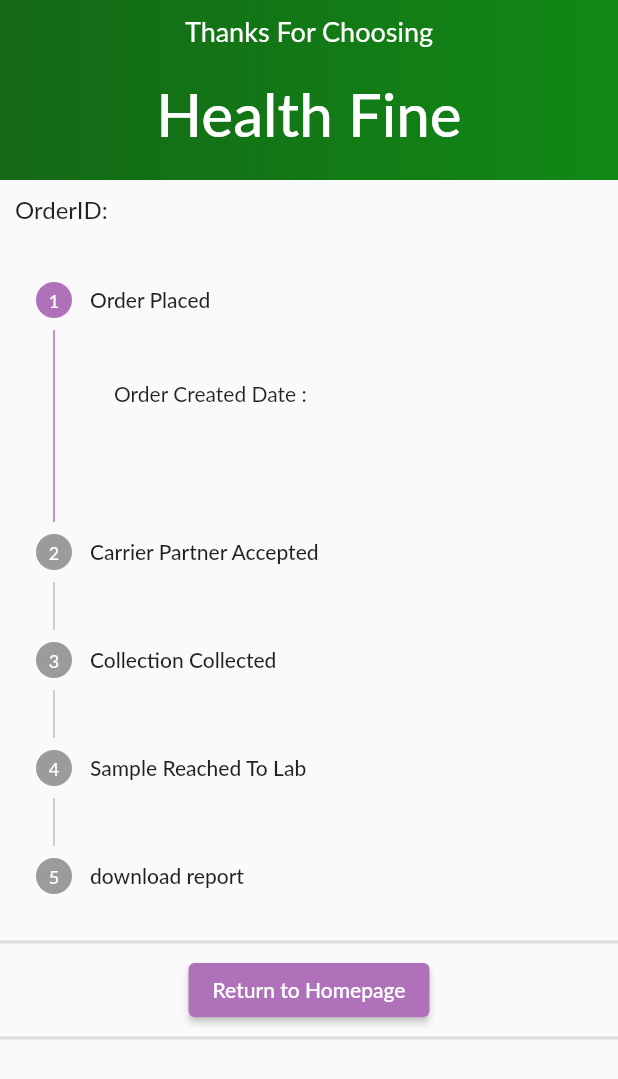
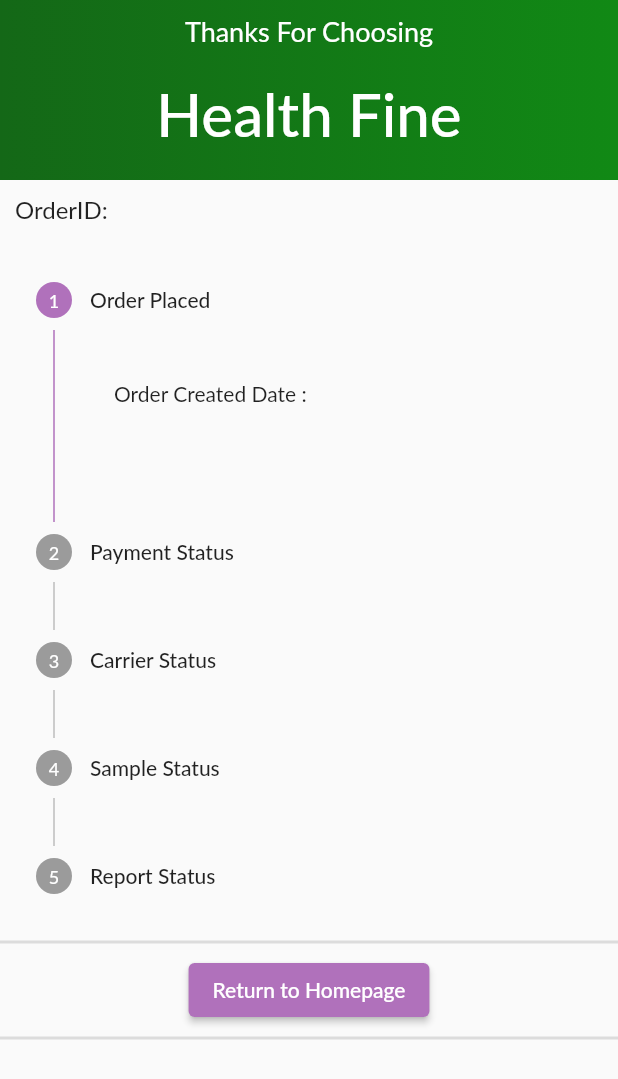
Before and after one commit to vineeth862/SampleApplication, a Flutter app: the OrderTrackingScreen screen opened directly with empty values, on a phone screen of 412 x 824 dp. Shown: the top 1079 px of the screen. Run offline on Flutter 3.47's test engine with Material 2 defaults, Android fonts, the phone set to English and light mode, and no system bars; our stand-ins replace carousel_indicator, carousel_slider, cloud_firestore, firebase_auth, firebase_core, flutter_native_splash and 7 more; missing offline and left inert: countries_flag; accounts and stored records are empty; Roboto replaces fonts that are missing (Lato).

Commit message:
work in progress

```diff
--- /dev/null
+++ b/lib/src/screens/Home/models/status/status.dart
@@ -0,0 +1,21 @@
+class Status {
+  final String? type;
+  final num? statusCode;
+  final num? step;
+  final String? statusLabel;
+
+  Status({this.statusCode, this.statusLabel, this.step, this.type});
+
+  factory Status.fromJson(Map<String, dynamic> json) => Status(
+      statusCode: json['statusCode'] as num,
+      statusLabel: json['statusLabel'] as String,
+      step: json['step'] as num,
+      type: json['type'] as String);
+
+  Map<String, dynamic> toJson(Status instance) => <String, dynamic>{
+        'statusCode': instance.statusCode,
+        'statusLabel': instance.statusLabel,
+        'step': instance.step,
+        'type': instance.type,
+      };
+}
--- a/lib/src/screens/Home/order_tracker/order-summary/orderSummary.dart
+++ b/lib/src/screens/Home/order_tracker/order-summary/orderSummary.dart
@@ -74,8 +74,6 @@ class _OrderSummaryPageState extends State<OrderSummaryPage> {
                 selectedOrder.setOrder = order;
                 await selectedOrder.createOrder();
 
-                selectedTest.removeAllTest();
-                selectedOrder.resetOrder();
                 Navigator.pushReplacement(context,
                     MaterialPageRoute(builder: (context) => PaymentScreeen()));
                 // globalservice.navigate(context, PaymentScreeen());
--- a/lib/src/screens/Home/order_tracker/orderTracker_home.dart
+++ b/lib/src/screens/Home/order_tracker/orderTracker_home.dart
@@ -24,7 +24,7 @@ class _OrderTrackerHomeState extends State<OrderTrackerHome> {
   GlobalService globalservice = GlobalService();
   late SelectedOrderState selectedOrder;
   late LoadingProvider loadingProvider;
-  List<Order> orders = [];
+  List<dynamic> orders = [];
   loadData() async {
     final orderIds = await UserRepository().getOrderIds();
     final getOrder = await selectedOrder.fetchAllOrders(orderIds);
@@ -38,7 +38,7 @@ class _OrderTrackerHomeState extends State<OrderTrackerHome> {
   void navigate(Order order, context) {
     if (order.statusCode == 1) {
       this.globalservice.navigate(context, PaymentScreeen());
-    } else if (order.statusCode == 2) {
+    } else {
       this.globalservice.navigate(
           context,
           OrderTrackingScreen(
@@ -109,7 +109,7 @@ class _OrderTrackerHomeState extends State<OrderTrackerHome> {
                     ),
                     SizedBox(
                       height: MediaQuery.of(context).size.height *
-                          0.75, //DONT CHANGE THIS HEIGHT VALUE NEED TO TEST
+                          0.84, //DONT CHANGE THIS HEIGHT VALUE NEED TO TEST
                       width: MediaQuery.of(context).size.width * 0.9,
                       child: ListView.builder(
                         itemCount: orders
--- a/lib/src/screens/Home/order_tracker/orderTracker_progress.dart
+++ b/lib/src/screens/Home/order_tracker/orderTracker_progress.dart
@@ -1,7 +1,13 @@
 import "package:flutter/material.dart";
+import 'package:loading_indicator/loading_indicator.dart';
+import 'package:provider/provider.dart';
 import 'package:sample_application/src/global_service/global_service.dart';
 import 'package:sample_application/src/screens/Home/home.dart';
 import 'package:sample_application/src/screens/Home/models/order/order.dart';
+
+import '../../../utils/Provider/loading_provider.dart';
+import '../../../utils/Provider/selected_order_provider.dart';
+import '../models/status/status.dart';
 
 class OrderTrackingScreen extends StatefulWidget {
   Order? order;
@@ -14,8 +20,36 @@ class OrderTrackingScreen extends StatefulWidget {
 class _OrderTrackingScreenState extends State<OrderTrackingScreen> {
   GlobalService globalservice = GlobalService();
   Order? order;
-  int _index = 0;
+  Status? status = Status();
+  late SelectedOrderState selectedOrder;
+  late LoadingProvider loadingProvider;
+  int step = 0;
+  int currentStep = 0;
+  int statusCode = 0;
   _OrderTrackingScreenState({this.order});
+  loadData() async {
+    await selectedOrder.fetchStatus(order!.statusCode);
+    setState(() {
+      status = selectedOrder.getStatus;
+      step = status!.step!.toInt();
+      statusCode = status!.step!.toInt();
+      currentStep = step;
+      loadingProvider.stopLoading();
+    });
+  }
+
+  @override
+  void initState() {
+    super.initState();
+
+    Future.delayed(Duration.zero, () {
+      loadingProvider = Provider.of<LoadingProvider>(context, listen: false);
+      selectedOrder = Provider.of<SelectedOrderState>(context, listen: false);
+      loadingProvider.startLoading();
+      this.loadData();
+    });
+  }
+
   @override
   Widget build(BuildContext context) {
     return SafeArea(
@@ -72,15 +106,18 @@ class _OrderTrackingScreenState extends State<OrderTrackingScreen> {
               controlsBuilder: (context, controller) {
                 return const SizedBox.shrink();
               },
-              currentStep: _index,
+              currentStep: currentStep,
               onStepTapped: (int index) {
                 setState(() {
-                  _index = index;
+                  if (index <= step) {
+                    currentStep = index;
+                  }
+                  // _index = index;
                 });
               },
               steps: <Step>[
                 Step(
-                  isActive: _index >= 0,
+                  isActive: step >= 0,
                   title: Text('Order Placed'),
                   content: Container(
                     alignment: Alignment.centerLeft,
@@ -95,8 +132,8 @@ class _OrderTrackingScreenState extends State<OrderTrackingScreen> {
                   ),
                 ),
                 Step(
-                  isActive: _index >= 1,
-                  title: Text('Carrier Partner Accepted'),
+                  isActive: step >= 1,
+                  title: Text('Payment Status'),
                   content: Container(
                     alignment: Alignment.centerLeft,
                     child: Column(
@@ -114,8 +151,8 @@ class _OrderTrackingScreenState extends State<OrderTrackingScreen> {
                   ),
                 ),
                 Step(
-                  isActive: _index >= 2,
-                  title: Text('Collection Collected'),
+                  isActive: step >= 2,
+                  title: Text('Carrier Status'),
                   content: Container(
                     alignment: Alignment.centerLeft,
                     child: Column(
@@ -129,8 +166,8 @@ class _OrderTrackingScreenState extends State<OrderTrackingScreen> {
                   ),
                 ),
                 Step(
-                  isActive: _index >= 3,
-                  title: Text('Sample Reached To Lab'),
+                  isActive: step >= 3,
+                  title: Text('Sample Status'),
                   content: Container(
                     alignment: Alignment.centerLeft,
                     child: Column(
@@ -148,8 +185,8 @@ class _OrderTrackingScreenState extends State<OrderTrackingScreen> {
                   ),
                 ),
                 Step(
-                  isActive: _index >= 4,
-                  title: Text('download report'),
+                  isActive: step >= 4,
+                  title: Text('Report Status'),
                   content: Container(
                     alignment: Alignment.centerLeft,
                     child: Column(
--- a/lib/src/utils/Provider/selected_order_provider.dart
+++ b/lib/src/utils/Provider/selected_order_provider.dart
@@ -3,13 +3,19 @@ import 'package:flutter/material.dart';
 import 'package:sample_application/src/authentication/user_repository.dart';
 
 import '../../screens/Home/models/order/order.dart' as orders;
+import '../../screens/Home/models/status/status.dart';
 
 class SelectedOrderState extends ChangeNotifier {
   final _db = FirebaseFirestore.instance;
   orders.Order order = orders.Order();
+  Status status = Status();
   static DocumentReference<Map<String, dynamic>>? document;
   get getOrder {
     return order;
+  }
+
+  get getStatus {
+    return status;
   }
 
   set setOrder(orders.Order order) {
@@ -55,4 +61,13 @@ class SelectedOrderState extends ChangeNotifier {
     }
     return [];
   }
+
+  Future<String> fetchStatus(statusCode) async {
+    final statusObj = await _db
+        .collection("masterData")
+        .where("statusCode", isEqualTo: statusCode)
+        .get();
+    status = Status.fromJson(statusObj.docs.first.data());
+    return "";
+  }
 }
--- a/lib/src/utils/Provider/selected_test_provider.dart
+++ b/lib/src/utils/Provider/selected_test_provider.dart
@@ -22,9 +22,6 @@ class SelectedTestState with ChangeNotifier {
 
   void removeAllTest() {
     this.selectedTest.clear();
-    print(selectedTest);
-    selectedTest = [];
-    // setDetailExpanded(false);
     notifyListeners();
   }
 
```
Also changed, not shown: lib/src/screens/Home/order_tracker/payment/paymentScreen.dart (+23 -8 lines).
